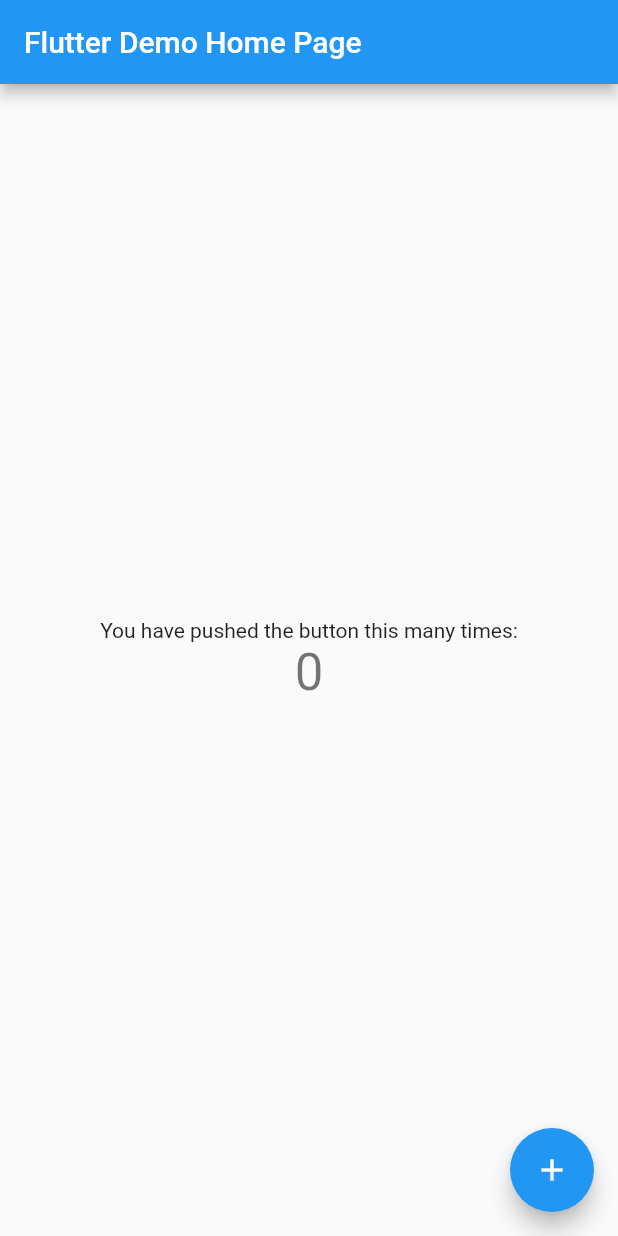
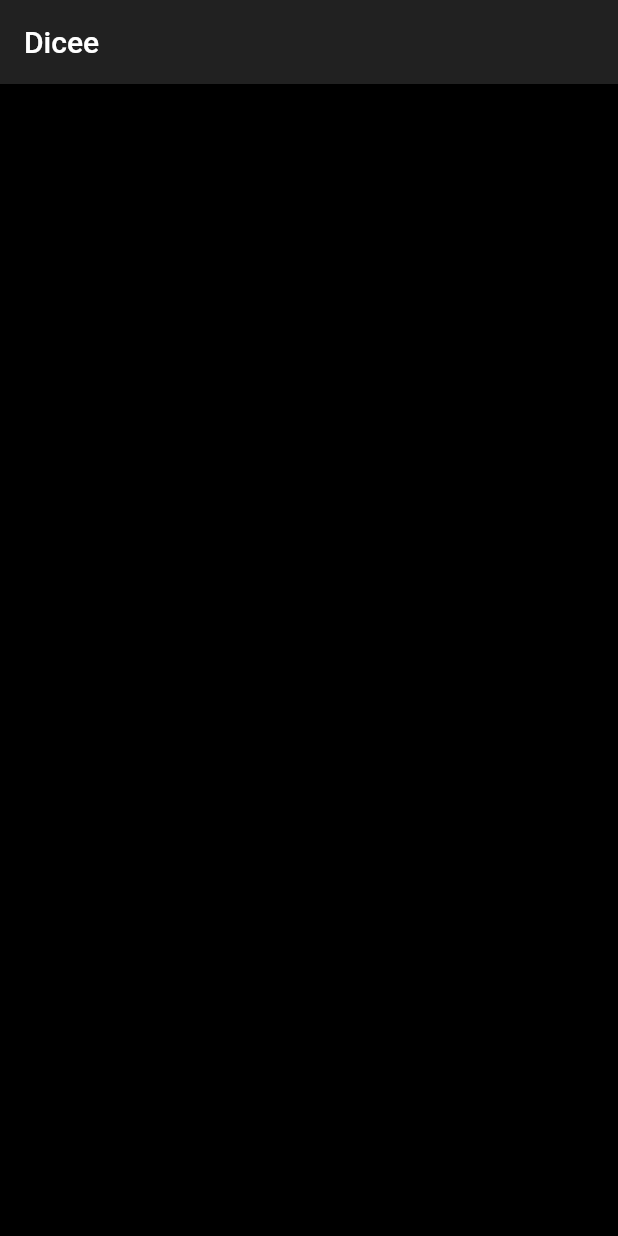
Before and after one commit to HeratUni-CS/dicee-Alirezayoom, a Flutter app: the screen it shows after launch, on a phone screen of 412 x 824 dp. Run offline on Flutter 3.47's test engine with Material 2 defaults, Android fonts, the phone set to English and light mode, and no system bars.

Commit message:
add title

```diff
--- a/lib/main.dart
+++ b/lib/main.dart
@@ -1,115 +1,34 @@
 import 'package:flutter/material.dart';
 
 void main() {
-  runApp(const MyApp());
+  runApp(
+    const MyDiceeApp(),
+  );
 }
 
-class MyApp extends StatelessWidget {
-  const MyApp({super.key});
+class MyDiceeApp extends StatelessWidget {
+  const MyDiceeApp({super.key});
 
-  // This widget is the root of your application.
   @override
   Widget build(BuildContext context) {
     return MaterialApp(
-      title: 'Flutter Demo',
-      theme: ThemeData(
-        // This is the theme of your application.
-        //
-        // Try running your application with "flutter run". You'll see the
-        // application has a blue toolbar. Then, without quitting the app, try
-        // changing the primarySwatch below to Colors.green and then invoke
-        // "hot reload" (press "r" in the console where you ran "flutter run",
-        // or simply save your changes to "hot reload" in a Flutter IDE).
-        // Notice that the counter didn't reset back to zero; the application
-        // is not restarted.
-        primarySwatch: Colors.blue,
+      home: Scaffold(
+        backgroundColor: Colors.black,
+        appBar: AppBar(
+          title: const Text("Dicee"),
+          backgroundColor: Colors.grey.shade900,
+        ),
+        body: const DicePage(),
       ),
-      home: const MyHomePage(title: 'Flutter Demo Home Page'),
     );
   }
 }
 
-class MyHomePage extends StatefulWidget {
-  const MyHomePage({super.key, required this.title});
-
-  // This widget is the home page of your application. It is stateful, meaning
-  // that it has a State object (defined below) that contains fields that affect
-  // how it looks.
-
-  // This class is the configuration for the state. It holds the values (in this
-  // case the title) provided by the parent (in this case the App widget) and
-  // used by the build method of the State. Fields in a Widget subclass are
-  // always marked "final".
-
-  final String title;
-
-  @override
-  State<MyHomePage> createState() => _MyHomePageState();
-}
-
-class _MyHomePageState extends State<MyHomePage> {
-  int _counter = 0;
-
-  void _incrementCounter() {
-    setState(() {
-      // This call to setState tells the Flutter framework that something has
-      // changed in this State, which causes it to rerun the build method below
-      // so that the display can reflect the updated values. If we changed
-      // _counter without calling setState(), then the build method would not be
-      // called again, and so nothing would appear to happen.
-      _counter++;
-    });
-  }
+class DicePage extends StatelessWidget {
+  const DicePage({super.key});
 
   @override
   Widget build(BuildContext context) {
-    // This method is rerun every time setState is called, for instance as done
-    // by the _incrementCounter method above.
-    //
-    // The Flutter framework has been optimized to make rerunning build methods
-    // fast, so that you can just rebuild anything that needs updating rather
-    // than having to individually change instances of widgets.
-    return Scaffold(
-      appBar: AppBar(
-        // Here we take the value from the MyHomePage object that was created by
-        // the App.build method, and use it to set our appbar title.
-        title: Text(widget.title),
-      ),
-      body: Center(
-        // Center is a layout widget. It takes a single child and positions it
-        // in the middle of the parent.
-        child: Column(
-          // Column is also a layout widget. It takes a list of children and
-          // arranges them vertically. By default, it sizes itself to fit its
-          // children horizontally, and tries to be as tall as its parent.
-          //
-          // Invoke "debug painting" (press "p" in the console, choose the
-          // "Toggle Debug Paint" action from the Flutter Inspector in Android
-          // Studio, or the "Toggle Debug Paint" command in Visual Studio Code)
-          // to see the wireframe for each widget.
-          //
-          // Column has various properties to control how it sizes itself and
-          // how it positions its children. Here we use mainAxisAlignment to
-          // center the children vertically; the main axis here is the vertical
-          // axis because Columns are vertical (the cross axis would be
-          // horizontal).
-          mainAxisAlignment: MainAxisAlignment.center,
-          children: <Widget>[
-            const Text(
-              'You have pushed the button this many times:',
-            ),
-            Text(
-              '$_counter',
-              style: Theme.of(context).textTheme.headlineMedium,
-            ),
-          ],
-        ),
-      ),
-      floatingActionButton: FloatingActionButton(
-        onPressed: _incrementCounter,
-        tooltip: 'Increment',
-        child: const Icon(Icons.add),
-      ), // This trailing comma makes auto-formatting nicer for build methods.
-    );
+    return Container();
   }
 }
```
